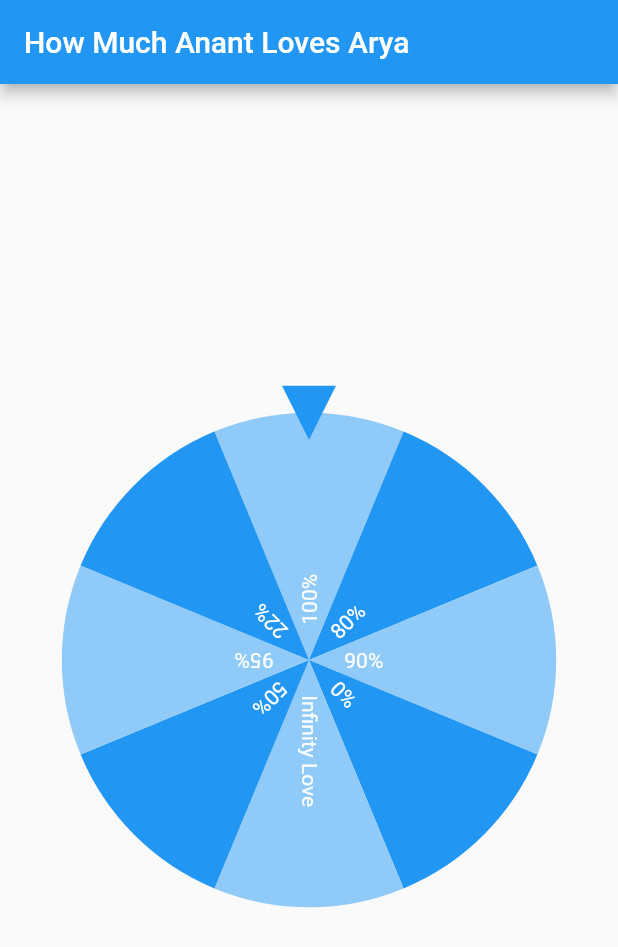
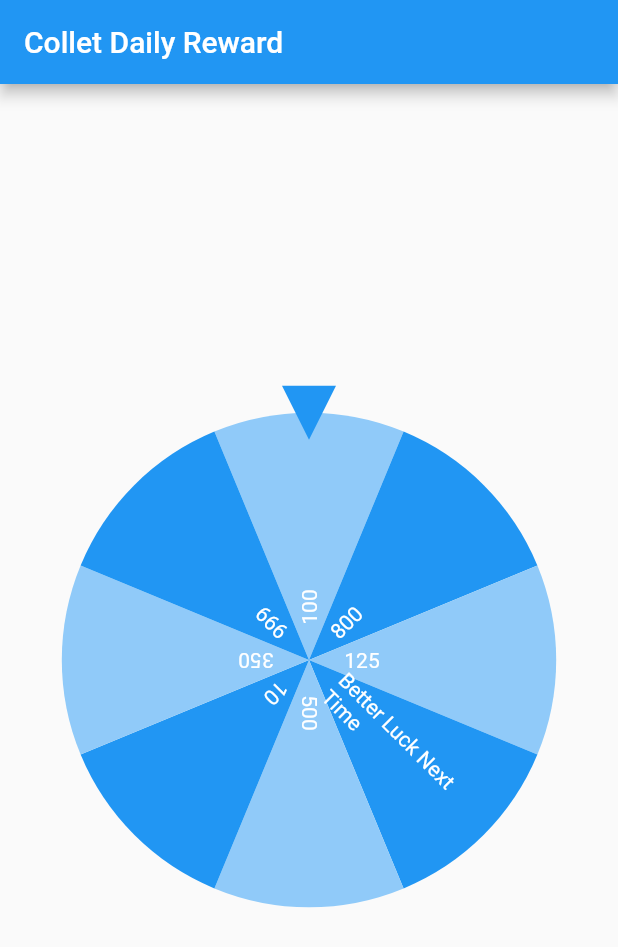
Before and after one commit to AnantChauhan/appsite_store, a Flutter app: the ExamplePage screen opened directly, on a phone screen of 412 x 824 dp. Shown: the top 947 px of the screen. Run offline on Flutter 3.47's test engine with Material 2 defaults, Android fonts, the phone set to English and light mode, and no system bars; drawn by our look-alikes of flutter_fortune_wheel; missing offline and left inert: scroll_navigation; statements that could not run were skipped.

Commit message:
Sample1.1 Complete

```diff
--- a/lib/Screens/sample.dart
+++ b/lib/Screens/sample.dart
@@ -11,7 +11,7 @@ class ExampleApp extends StatelessWidget {
   Widget build(BuildContext context) {
     return MaterialApp(
       theme: ThemeData(primarySwatch: Colors.deepOrange),
-      title: 'How Much Anant Loves Arya',
+      title: 'Collet Daily Reward',
       home: ExamplePage(),
     );
   }
@@ -34,19 +34,19 @@ class _ExamplePageState extends State<ExamplePage> {
   @override
   Widget build(BuildContext context) {
     final items = <String>[
-      '100%',
-      '80%',
-      '90%',
-      '0%',
-      'Infinity Love',
-      '50%',
-      '95%',
-      '22%',
+      '100',
+      '800',
+      '125',
+      'Better Luck Next Time',
+      '500',
+      '10',
+      '350',
+      '999',
     ];
 
     return Scaffold(
       appBar: AppBar(
-        title: Text('How Much Anant Loves Arya'),
+        title: Text('Collet Daily Reward'),
       ),
       body: GestureDetector(
         onTap: () {
--- a/pubspec.yaml
+++ b/pubspec.yaml
@@ -31,11 +31,13 @@ dependencies:
     sdk: flutter
   flutter_fortune_wheel: ^1.2.0
   scroll_navigation: ^1.3.2
+  google_fonts: ^3.0.1
 
 
   # The following adds the Cupertino Icons font to your application.
   # Use with the CupertinoIcons class for iOS style icons.
   cupertino_icons: ^1.0.2
+
 
 
 dev_dependencies:
@@ -61,8 +63,8 @@ flutter:
   uses-material-design: true
 
   # To add assets to your application, add an assets section, like this:
-  # assets:
-  #   - images/a_dot_burr.jpeg
+  assets:
+    - assets/images/
   #   - images/a_dot_ham.jpeg
 
   # An image asset can refer to one or more resolution-specific "variants", see
```
Also changed, not shown: lib/Screens/login_page.dart (+48 -7 lines), lib/main.dart (+12 -1 lines), assets/images/logimage.png (added), pubspec.lock, 10 other files.
